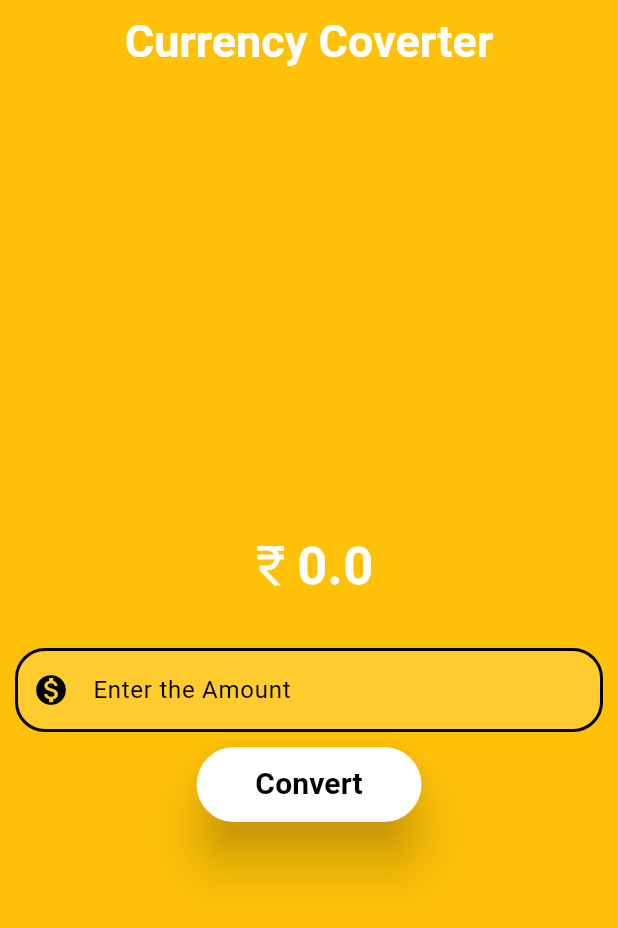
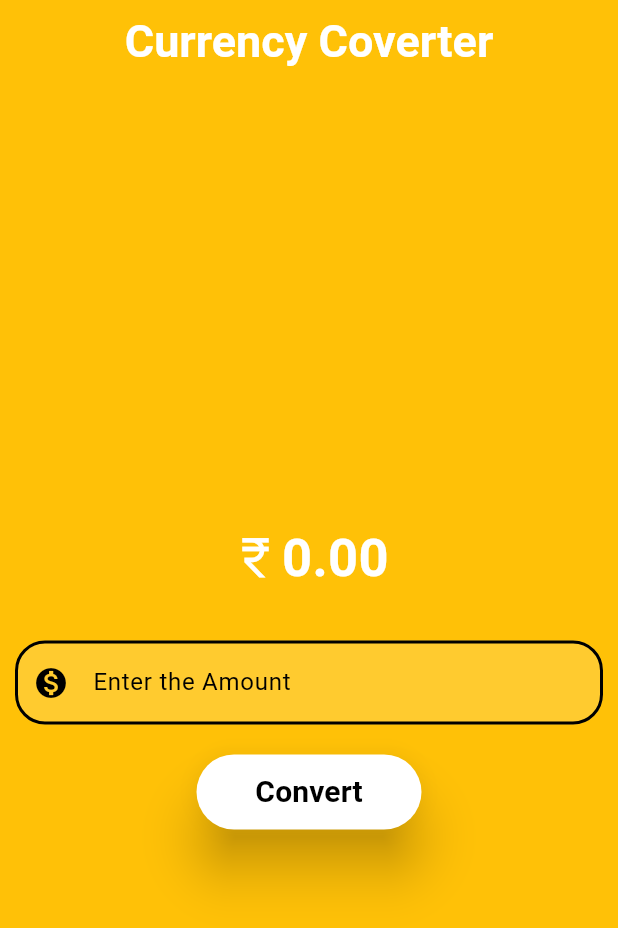
Before and after one commit to krdks11/Currency-converter, a Flutter app: the screen it shows after launch, on a phone screen of 412 x 824 dp. Shown: the top 928 px of the screen. Run offline on Flutter 3.47's test engine with Material 3 defaults, Android fonts, the phone set to English and light mode, and no system bars.

Commit message:
done with the material design

```diff
--- a/lib/currency_coverter_page.dart
+++ b/lib/currency_coverter_page.dart
@@ -70,7 +70,9 @@ class _CurrrencyConverterMaterialPageState
                     weight: 1,
                   ),
                   Text(
-                    result.toString(),
+                    result != 0
+                        ? result.toStringAsFixed(3)
+                        : result.toStringAsFixed(2),
                     style: const TextStyle(
                       fontSize: 35,
                       fontWeight: FontWeight.bold,
@@ -104,6 +106,9 @@ class _CurrrencyConverterMaterialPageState
                 ),
               ),
             ),
+            const SizedBox(
+              height: 10,
+            ),
             ElevatedButton(
               onPressed: convert,
               style: ElevatedButton.styleFrom(
```
